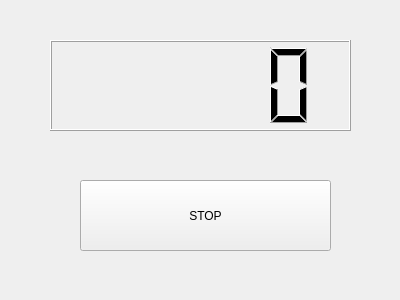
Old version of the form prac1/counterDlg.ui in the repository Felixgz1c/Robotica.
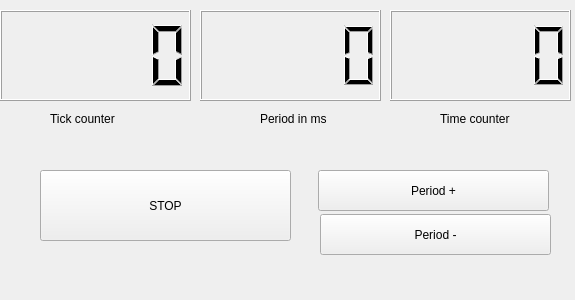
New version of the form.

The edit to the form file:
```diff
--- a/prac1/counterDlg.ui
+++ b/prac1/counterDlg.ui
@@ -6,7 +6,7 @@
    <rect>
     <x>0</x>
     <y>0</y>
-    <width>400</width>
+    <width>575</width>
     <height>300</height>
    </rect>
   </property>
@@ -16,8 +16,8 @@
   <widget class="QPushButton" name="button">
    <property name="geometry">
     <rect>
-     <x>80</x>
-     <y>180</y>
+     <x>40</x>
+     <y>170</y>
      <width>251</width>
      <height>71</height>
     </rect>
@@ -29,13 +29,98 @@
   <widget class="QLCDNumber" name="lcdNumber">
    <property name="geometry">
     <rect>
+     <x>0</x>
+     <y>10</y>
+     <width>191</width>
+     <height>91</height>
+    </rect>
+   </property>
+  </widget>
+  <widget class="QLCDNumber" name="periodNumber">
+   <property name="geometry">
+    <rect>
+     <x>200</x>
+     <y>10</y>
+     <width>181</width>
+     <height>91</height>
+    </rect>
+   </property>
+  </widget>
+  <widget class="QLabel" name="label">
+   <property name="geometry">
+    <rect>
+     <x>260</x>
+     <y>110</y>
+     <width>91</width>
+     <height>17</height>
+    </rect>
+   </property>
+   <property name="text">
+    <string>Period in ms</string>
+   </property>
+  </widget>
+  <widget class="QLabel" name="label_2">
+   <property name="geometry">
+    <rect>
      <x>50</x>
-     <y>40</y>
-     <width>301</width>
+     <y>110</y>
+     <width>91</width>
+     <height>17</height>
+    </rect>
+   </property>
+   <property name="text">
+    <string>Tick counter</string>
+   </property>
+  </widget>
+  <widget class="QLabel" name="label_3">
+   <property name="geometry">
+    <rect>
+     <x>440</x>
+     <y>110</y>
+     <width>91</width>
+     <height>17</height>
+    </rect>
+   </property>
+   <property name="text">
+    <string>Time counter</string>
+   </property>
+  </widget>
+  <widget class="QLCDNumber" name="timeNumber">
+   <property name="geometry">
+    <rect>
+     <x>390</x>
+     <y>10</y>
+     <width>181</width>
      <height>91</height>
     </rect>
    </property>
   </widget>
+  <widget class="QPushButton" name="periodoMas">
+   <property name="geometry">
+    <rect>
+     <x>318</x>
+     <y>170</y>
+     <width>231</width>
+     <height>41</height>
+    </rect>
+   </property>
+   <property name="text">
+    <string>Period +</string>
+   </property>
+  </widget>
+  <widget class="QPushButton" name="periodoMenos">
+   <property name="geometry">
+    <rect>
+     <x>320</x>
+     <y>214</y>
+     <width>231</width>
+     <height>41</height>
+    </rect>
+   </property>
+   <property name="text">
+    <string>Period -</string>
+   </property>
+  </widget>
  </widget>
  <resources/>
  <connections/>
```
